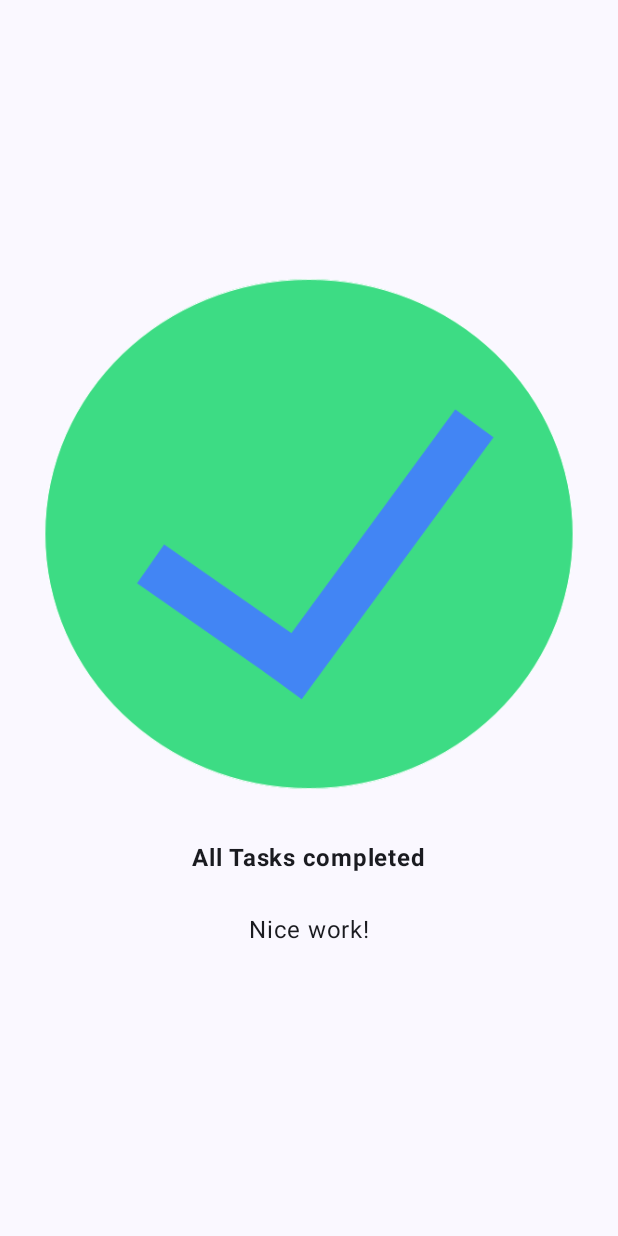
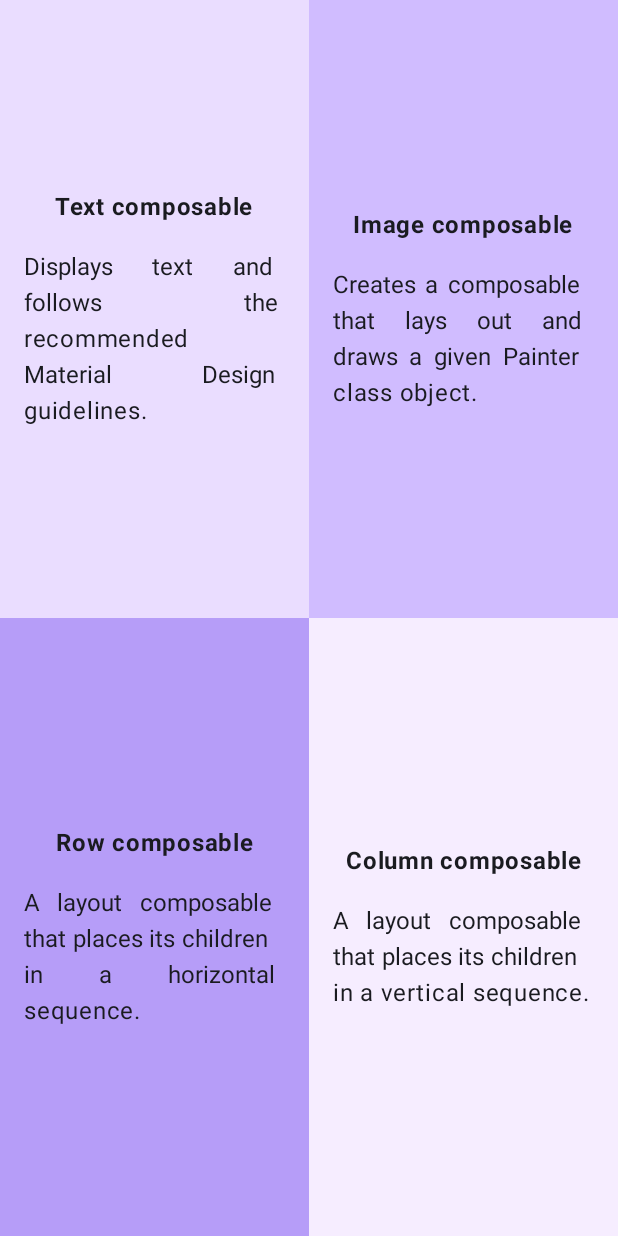
Before and after one commit to mattylaruccia-blip/Ejercicios-jetpack, an Android app built with Jetpack Compose: the screen it shows after launch (MainActivity), on a phone screen of 412 x 824 dp. Run offline under Robolectric (Android 15) with nearby library versions, the phone set to English and light mode, and no system bars.

Commit message:
change: Ejercicio de los cuadrantes

```diff
--- a/app/src/main/java/com/example/jetpacktutorial/MainActivity.kt
+++ b/app/src/main/java/com/example/jetpacktutorial/MainActivity.kt
@@ -23,8 +23,10 @@ import androidx.compose.ui.tooling.preview.Preview
 import androidx.compose.ui.unit.dp
 import androidx.compose.ui.unit.sp
 import androidx.compose.foundation.Image
+import androidx.compose.foundation.background
 import androidx.compose.foundation.layout.Box
 import androidx.compose.foundation.layout.fillMaxWidth
+import androidx.compose.ui.graphics.Color
 import androidx.compose.ui.layout.ContentScale
 import androidx.compose.ui.res.stringResource
 import androidx.compose.ui.text.font.FontWeight
@@ -39,7 +41,7 @@ class MainActivity : ComponentActivity() {
                     modifier = Modifier.fillMaxSize(),
                     color = MaterialTheme.colorScheme.background
                 ){
-                    GreetingImage("All Tasks completed", "Nice work!")
+                    ComposeQuadrant()
                 }
             }
         }
@@ -48,54 +50,71 @@ class MainActivity : ComponentActivity() {
 
 
 @Composable
-fun GreetingText( body1: String, body2: String, modifier: Modifier = Modifier){
-    Column(modifier){
-        Text(
-            text = body1,
-            fontWeight = FontWeight.Bold,
-            modifier = Modifier
-                .padding(0.dp, 24.dp, 0.dp, 8.dp)
-                .align(alignment = Alignment.CenterHorizontally)
-        )
-        Text(
-            text = body2,
-            fontSize = 16.sp,
-            modifier = Modifier
-                .padding(16.dp)
-                .align(alignment = Alignment.CenterHorizontally)
-        )
-    }
-
-}
-
-@Composable
-fun GreetingImage(body1: String, body2: String, modifier: Modifier = Modifier){
-    val image = painterResource(R.drawable.ic_task_completed)
+private fun Card(
+    title: String,
+    description: String,
+    backgroundColor: Color,
+    modifier: Modifier = Modifier
+) {
     Column(
         modifier = modifier
             .fillMaxSize()
+            .background(backgroundColor)
             .padding(16.dp),
         verticalArrangement = Arrangement.Center,
         horizontalAlignment = Alignment.CenterHorizontally
     ) {
-        Image(
-            painter = image,
-            contentDescription = null,
-
+        Text(
+            text = title,
+            modifier = Modifier.padding(bottom = 16.dp),
+            fontWeight = FontWeight.Bold
         )
-        GreetingText(
-            body1 = body1,
-            body2 = body2
+        Text(
+            text = description,
+            textAlign = TextAlign.Justify
         )
     }
 }
 
+
+@Composable
+fun ComposeQuadrant() {
+    Column(Modifier.fillMaxWidth()) {
+        Row(Modifier.weight(1f)) {
+            Card(
+                title = stringResource(R.string.card1_title),
+                description = stringResource(R.string.card1_description),
+                backgroundColor = Color(0xFFEADDFF),
+                modifier = Modifier.weight(1f)
+            )
+            Card(
+                title = stringResource(R.string.car2_title),
+                description = stringResource(R.string.card2_description),
+                backgroundColor = Color(0xFFD0BCFF),
+                modifier = Modifier.weight(1f)
+            )
+        }
+        Row(Modifier.weight(1f)) {
+            Card(
+                title = stringResource(R.string.card3_title),
+                description = stringResource(R.string.card3_description),
+                backgroundColor = Color(0xFFB69DF8),
+                modifier = Modifier.weight(1f)
+            )
+            Card(
+                title = stringResource(R.string.card4_title),
+                description = stringResource(R.string.card4_description),
+                backgroundColor = Color(0xFFF6EDFF),
+                modifier = Modifier.weight(1f)
+            )
+        }
+    }
+
+}
 @Preview(showBackground = true)
 @Composable
 fun GreetingPreview() {
     JetpackTutorialTheme {
-        GreetingText(stringResource(R.string.jetpack_title_text),
-            stringResource(R.string.jetpack_body1_text)
-        )
+        ComposeQuadrant()
     }
 }
--- a/app/src/main/res/values/strings.xml
+++ b/app/src/main/res/values/strings.xml
@@ -3,4 +3,12 @@
     <string name="jetpack_title_text">Jetpack Compose tutorial</string>
     <string name="jetpack_body1_text">Jetpack Compose is a modern toolkit for building native Android UI. Compose simplifies and accelerates UI development on Android with less code, powerful tools, and intuitive Kotlin APIs.</string>
     <string name="jetpack_body2_text">In this tutorial, you build a simple UI component with declarative functions. You call Compose functions to say what elements you want and the Compose compiler does the rest. Compose is built around Composable functions. These functions let you define your app\\\'s UI programmatically because they let you describe how it should look and provide data dependencies, rather than focus on the process of the UI\\\'s construction, such as initializing an element and then attaching it to a parent. To create a Composable function, you add the @Composable annotation to the function name.</string>
+    <string name="card1_title">Text composable</string>
+    <string name="card1_description">Displays text and follows the recommended Material Design guidelines.</string>
+    <string name="car2_title">Image composable</string>
+    <string name="card3_title">Row composable</string>
+    <string name="card2_description">Creates a composable that lays out and draws a given Painter class object.</string>
+    <string name="card3_description">A layout composable that places its children in a horizontal sequence.</string>
+    <string name="card4_title">Column composable</string>
+    <string name="card4_description">A layout composable that places its children in a vertical sequence.</string>
 </resources>
```
